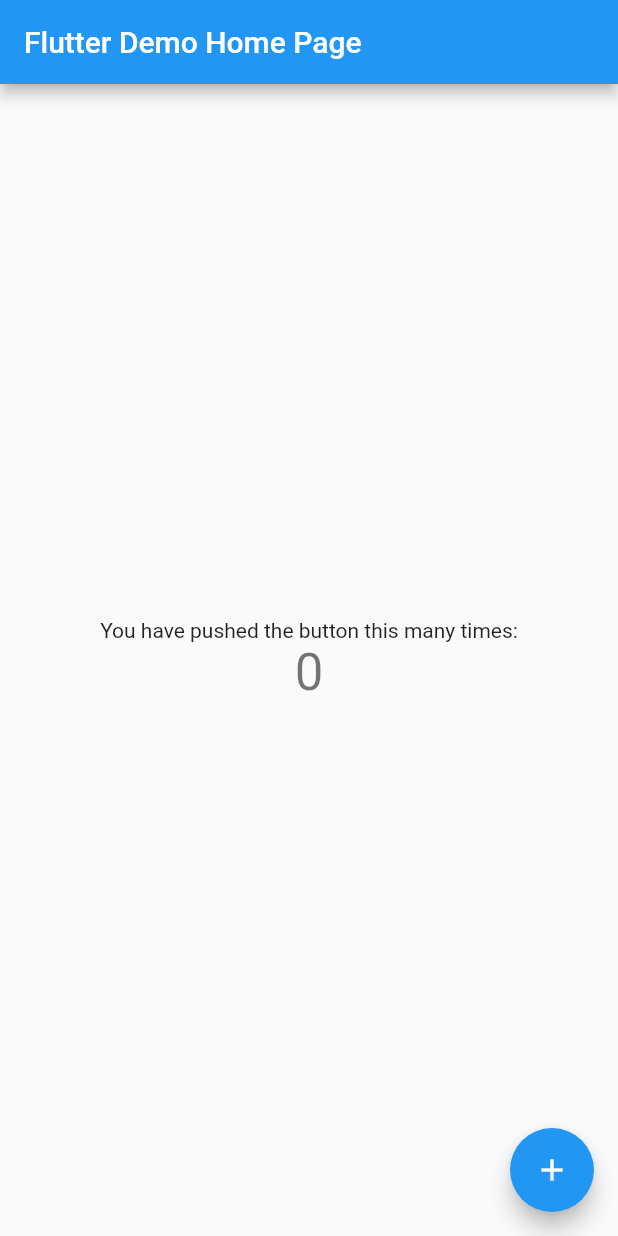
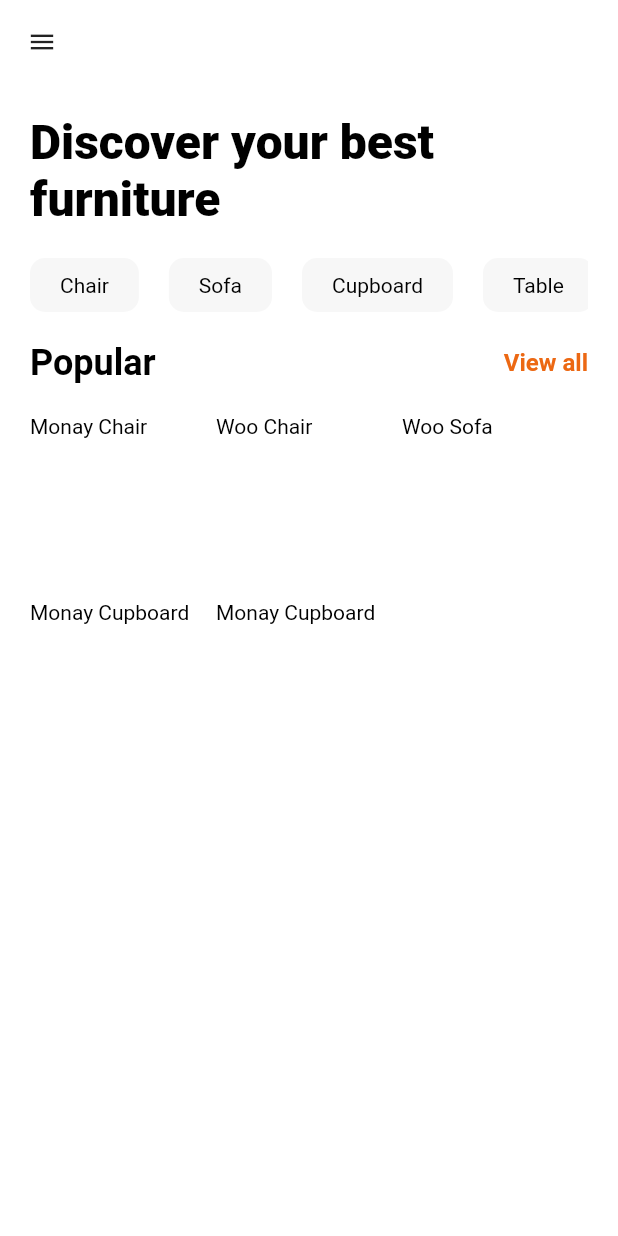
Before and after one commit to lengocbao123/flutter_my_shop, a Flutter app: the screen it shows after launch, on a phone screen of 412 x 824 dp. Run offline on Flutter 3.47's test engine with Material 2 defaults, Android fonts, the phone set to English and light mode, and no system bars.

Commit message:
add Home screen

```diff
--- /dev/null
+++ b/lib/colors.dart
@@ -0,0 +1,11 @@
+import 'package:flutter/material.dart';
+
+class AppColors {
+  static const white = Colors.white;
+  static const textGray = Color(0xff7e7e7e);
+  static const black = Colors.black;
+  static const primary = Color(0xffec6813);
+  static const secondary = Color(0xfff7f7f7);
+  static const iconGray = Color(0xffd5d5d5);
+  static const primaryLight = Color(0xfffdf0e7);
+}
--- /dev/null
+++ b/lib/data/categories.dart
@@ -0,0 +1,14 @@
+class Categories {
+  final String id;
+  final String title;
+
+  Categories({required this.id, required this.title});
+}
+
+List<Categories> categories = [
+  Categories(title: 'Chair', id: "53f08cbb-9b6b-4afc-a805-d9319a93440f"),
+  Categories(title: 'Sofa', id: "b391769e-dccc-46af-8e71-e1b5ea83e315"),
+  Categories(title: 'Cupboard', id: "71d62d96-2209-4417-9d91-8e9455406c91"),
+  Categories(title: 'Table', id: "3b022036-45dc-456f-9879-42444f98991d"),
+  Categories(title: 'Bed', id: "7aae4c09-3c11-4565-8fcb-09607eaab3e7"),
+];
--- a/lib/main.dart
+++ b/lib/main.dart
@@ -1,4 +1,8 @@
+import 'package:MassShop/colors.dart';
+import 'package:MassShop/provider/products.dart';
+import 'package:MassShop/screens/home_screen.dart';
 import 'package:flutter/material.dart';
+import 'package:provider/provider.dart';
 
 void main() {
   runApp(MyApp());
@@ -8,37 +12,28 @@ class MyApp extends StatelessWidget {
   // This widget is the root of your application.
   @override
   Widget build(BuildContext context) {
-    return MaterialApp(
-      title: 'Flutter Demo',
-      theme: ThemeData(
-        // This is the theme of your application.
-        //
-        // Try running your application with "flutter run". You'll see the
-        // application has a blue toolbar. Then, without quitting the app, try
-        // changing the primarySwatch below to Colors.green and then invoke
-        // "hot reload" (press "r" in the console where you ran "flutter run",
-        // or simply save your changes to "hot reload" in a Flutter IDE).
-        // Notice that the counter didn't reset back to zero; the application
-        // is not restarted.
-        primarySwatch: Colors.blue,
+    return MultiProvider(
+      providers: [
+        ChangeNotifierProvider(create: (_) => Products()),
+      ],
+      child: MaterialApp(
+        title: 'Mass Shop',
+        debugShowCheckedModeBanner: false,
+        theme: ThemeData(
+          scaffoldBackgroundColor: AppColors.white,
+          primaryColor: AppColors.primary,
+          textTheme:
+              Theme.of(context).textTheme.apply(bodyColor: AppColors.black),
+          visualDensity: VisualDensity.adaptivePlatformDensity,
+        ),
+        routes: {HomeScreen.routeName: (ctx) => HomeScreen()},
       ),
-      home: MyHomePage(title: 'Flutter Demo Home Page'),
     );
   }
 }
 
 class MyHomePage extends StatefulWidget {
   MyHomePage({Key? key, required this.title}) : super(key: key);
-
-  // This widget is the home page of your application. It is stateful, meaning
-  // that it has a State object (defined below) that contains fields that affect
-  // how it looks.
-
-  // This class is the configuration for the state. It holds the values (in this
-  // case the title) provided by the parent (in this case the App widget) and
-  // used by the build method of the State. Fields in a Widget subclass are
-  // always marked "final".
-
   final String title;
 
   @override
@@ -46,68 +41,19 @@ class MyHomePage extends StatefulWidget {
 }
 
 class _MyHomePageState extends State<MyHomePage> {
-  int _counter = 0;
-
-  void _incrementCounter() {
-    setState(() {
-      // This call to setState tells the Flutter framework that something has
-      // changed in this State, which causes it to rerun the build method below
-      // so that the display can reflect the updated values. If we changed
-      // _counter without calling setState(), then the build method would not be
-      // called again, and so nothing would appear to happen.
-      _counter++;
-    });
-  }
-
   @override
   Widget build(BuildContext context) {
-    // This method is rerun every time setState is called, for instance as done
-    // by the _incrementCounter method above.
-    //
-    // The Flutter framework has been optimized to make rerunning build methods
-    // fast, so that you can just rebuild anything that needs updating rather
-    // than having to individually change instances of widgets.
     return Scaffold(
       appBar: AppBar(
-        // Here we take the value from the MyHomePage object that was created by
-        // the App.build method, and use it to set our appbar title.
         title: Text(widget.title),
       ),
       body: Center(
-        // Center is a layout widget. It takes a single child and positions it
-        // in the middle of the parent.
         child: Column(
-          // Column is also a layout widget. It takes a list of children and
-          // arranges them vertically. By default, it sizes itself to fit its
-          // children horizontally, and tries to be as tall as its parent.
-          //
-          // Invoke "debug painting" (press "p" in the console, choose the
-          // "Toggle Debug Paint" action from the Flutter Inspector in Android
-          // Studio, or the "Toggle Debug Paint" command in Visual Studio Code)
-          // to see the wireframe for each widget.
-          //
-          // Column has various properties to control how it sizes itself and
-          // how it positions its children. Here we use mainAxisAlignment to
-          // center the children vertically; the main axis here is the vertical
-          // axis because Columns are vertical (the cross axis would be
-          // horizontal).
           mainAxisAlignment: MainAxisAlignment.center,
-          children: <Widget>[
-            Text(
-              'You have pushed the button this many times:',
-            ),
-            Text(
-              '$_counter',
-              style: Theme.of(context).textTheme.headline4,
-            ),
-          ],
+          children: <Widget>[],
         ),
       ),
-      floatingActionButton: FloatingActionButton(
-        onPressed: _incrementCounter,
-        tooltip: 'Increment',
-        child: Icon(Icons.add),
-      ), // This trailing comma makes auto-formatting nicer for build methods.
+      // This trailing comma makes auto-formatting nicer for build methods.
     );
   }
 }
--- /dev/null
+++ b/lib/provider/product.dart
@@ -0,0 +1,18 @@
+import 'package:flutter/foundation.dart';
+
+class Product with ChangeNotifier {
+  final String id;
+  final String title;
+  final double price;
+  final String image;
+  final String? categoryId;
+  bool _isFavourite = false;
+
+  Product({
+    required this.id,
+    required this.title,
+    required this.price,
+    required this.image,
+    this.categoryId,
+  });
+}
--- /dev/null
+++ b/lib/provider/products.dart
@@ -0,0 +1,41 @@
+import 'package:MassShop/provider/product.dart';
+import 'package:flutter/foundation.dart';
+
+class Products with ChangeNotifier {
+  List<Product> _items = [
+    Product(
+        id: 'd6c53d46-69b1-4b8c-b477-b40b4f8dd384',
+        title: 'Monay Chair',
+        price: 80.00,
+        image: '',
+        categoryId: '53f08cbb-9b6b-4afc-a805-d9319a93440f'),
+    Product(
+        id: 'bb4d19f8-d80e-4120-9807-5806686d7b4e',
+        title: 'Woo Chair',
+        price: 65.00,
+        image: '',
+        categoryId: '53f08cbb-9b6b-4afc-a805-d9319a93440f'),
+    Product(
+        id: 'afbb1326-df85-457a-8711-b336b892a23c',
+        title: 'Woo Sofa',
+        price: 65.00,
+        image: '',
+        categoryId: 'b391769e-dccc-46af-8e71-e1b5ea83e315'),
+    Product(
+        id: '590b4135-c050-4f03-88fc-d6d8f5055edc',
+        title: 'Monay Cupboard',
+        price: 75.00,
+        image: '',
+        categoryId: '71d62d96-2209-4417-9d91-8e9455406c91'),
+    Product(
+        id: '03d5069c-0c82-444a-9617-4eae5041bf29',
+        title: 'Monay Cupboard',
+        price: 55.00,
+        image: '',
+        categoryId: '71d62d96-2209-4417-9d91-8e9455406c91'),
+  ];
+
+  List<Product> get items {
+    return [..._items];
+  }
+}
--- /dev/null
+++ b/lib/screens/home_screen.dart
@@ -0,0 +1,50 @@
+
+import 'package:MassShop/widgets/category_filter.dart';
+import 'package:MassShop/widgets/products_grid.dart';
+import 'package:flutter/material.dart';
+
+
+class HomeScreen extends StatelessWidget {
+  static String routeName = '/';
+
+  @override
+  Widget build(BuildContext context) {
+    return Scaffold(
+      backgroundColor: Theme.of(context).scaffoldBackgroundColor,
+      appBar: AppBar(
+        elevation: 0,
+        leading: IconButton(
+            onPressed: () {},
+            color: Theme.of(context).iconTheme.color,
+            icon: Icon(
+              Icons.menu,
+              size: 20,
+            )),
+        backgroundColor: Theme.of(context).scaffoldBackgroundColor,
+      ),
+      body: SingleChildScrollView(
+        child: Container(
+          padding: EdgeInsets.all(20),
+          child: Column(
+            crossAxisAlignment: CrossAxisAlignment.start,
+            children: <Widget>[
+              Text(
+                "Discover your best furniture",
+                style: TextStyle(fontSize: 32, fontWeight: FontWeight.w900),
+              ),
+              SizedBox(
+                height: 20,
+              ),
+              CategoryFilter(),
+              SizedBox(
+                height: 20,
+              ),
+              ProductsGrid()
+            ],
+          ),
+        ),
+      ),
+      // This trailing comma makes auto-formatting nicer for build methods.
+    );
+  }
+}
--- /dev/null
+++ b/lib/widgets/category_filter.dart
@@ -0,0 +1,31 @@
+import 'package:MassShop/colors.dart';
+import 'package:MassShop/data/categories.dart';
+import 'package:flutter/cupertino.dart';
+import 'package:flutter/material.dart';
+
+class CategoryFilter extends StatelessWidget {
+  @override
+  Widget build(BuildContext context) {
+    return SingleChildScrollView(
+      scrollDirection: Axis.horizontal,
+      child: Container(
+        child: Row(
+          mainAxisAlignment: MainAxisAlignment.start,
+          children: categories
+              .map((category) => _buildCategoryItem(context, category.title))
+              .toList(),
+        ),
+      ),
+    );
+  }
+
+  Widget _buildCategoryItem(BuildContext context, String title) {
+    return Container(
+      padding: EdgeInsets.symmetric(vertical: 10, horizontal: 20),
+      margin: EdgeInsets.only(right: 20),
+      decoration: BoxDecoration(
+          color: AppColors.secondary, borderRadius: BorderRadius.circular(10)),
+      child: Text(title),
+    );
+  }
+}
--- /dev/null
+++ b/lib/widgets/product_item.dart
@@ -0,0 +1,15 @@
+import 'package:MassShop/provider/product.dart';
+import 'package:flutter/material.dart';
+
+class ProductItem extends StatelessWidget {
+  Product product;
+
+  ProductItem({required this.product});
+
+  @override
+  Widget build(BuildContext context) {
+    return Container(
+      child: Text(product.title),
+    );
+  }
+}
--- /dev/null
+++ b/lib/widgets/products_grid.dart
@@ -0,0 +1,53 @@
+import 'package:MassShop/provider/products.dart';
+import 'package:MassShop/widgets/product_item.dart';
+import 'package:flutter/material.dart';
+import 'package:provider/provider.dart';
+
+class ProductsGrid extends StatelessWidget {
+  @override
+  Widget build(BuildContext context) {
+    final products = Provider.of<Products>(context).items;
+    return Container(
+      child: Column(
+        children: [
+          Row(
+            mainAxisAlignment: MainAxisAlignment.spaceBetween,
+            crossAxisAlignment: CrossAxisAlignment.center,
+            children: [
+              Text(
+                "Popular",
+                style: TextStyle(fontSize: 24, fontWeight: FontWeight.bold),
+              ),
+              GestureDetector(
+                onTap: () {},
+                child: Text(
+                  "View all",
+                  style: TextStyle(
+                      fontWeight: FontWeight.bold,
+                      fontSize: 16,
+                      color: Theme.of(context).primaryColor),
+                ),
+              ),
+            ],
+          ),
+          SizedBox(
+            height: 20,
+          ),
+          GridView.builder(
+            gridDelegate: const SliverGridDelegateWithFixedCrossAxisCount(
+              crossAxisCount: 3,
+            ),
+            scrollDirection: Axis.vertical,
+            shrinkWrap: true,
+            itemBuilder: (ctx, index) {
+              return ProductItem(
+                product: products[index],
+              );
+            },
+            itemCount: products.length,
+          )
+        ],
+      ),
+    );
+  }
+}
--- a/pubspec.yaml
+++ b/pubspec.yaml
@@ -1,4 +1,4 @@
-name: my_app
+name: MassShop
 description: A new Flutter project.
 
 # The following line prevents the package from being accidentally published to
@@ -28,6 +28,7 @@ dependencies:
   # The following adds the Cupertino Icons font to your application.
   # Use with the CupertinoIcons class for iOS style icons.
   cupertino_icons: ^1.0.2
+  provider: ^5.0.0
 
 dev_dependencies:
   flutter_test:
```
Also changed, not shown: pubspec.lock, 1 other file.
